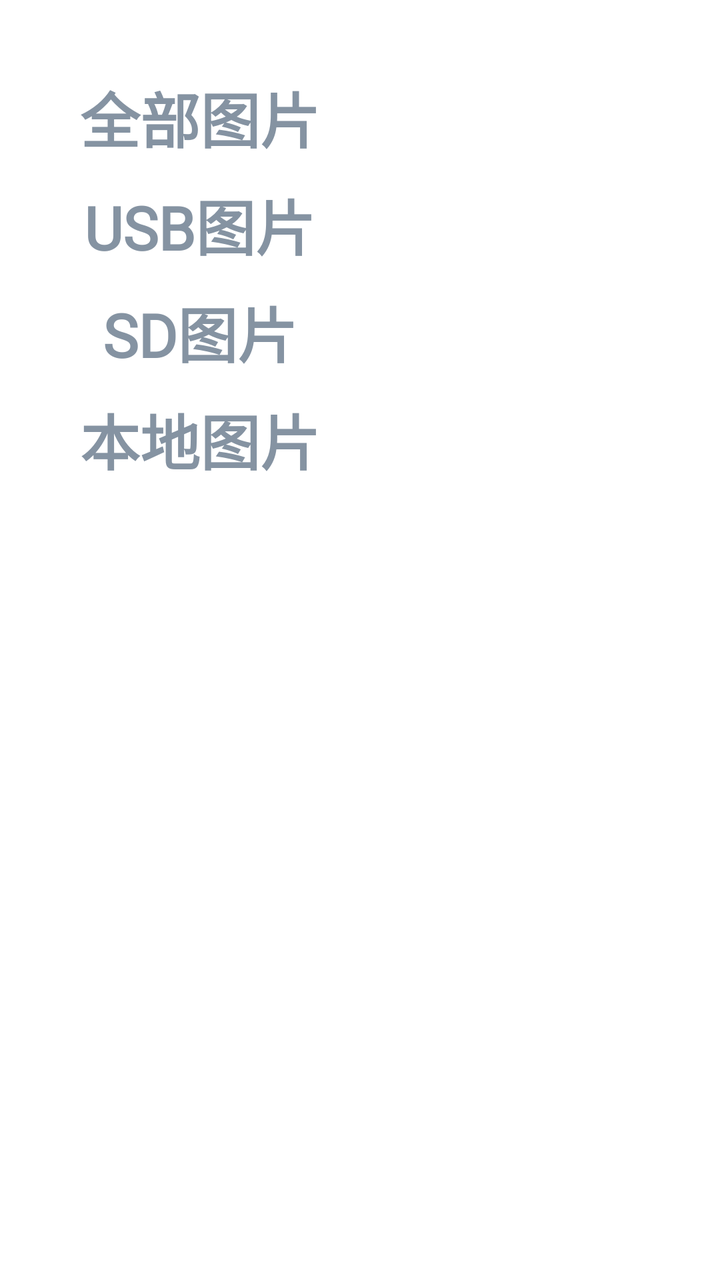
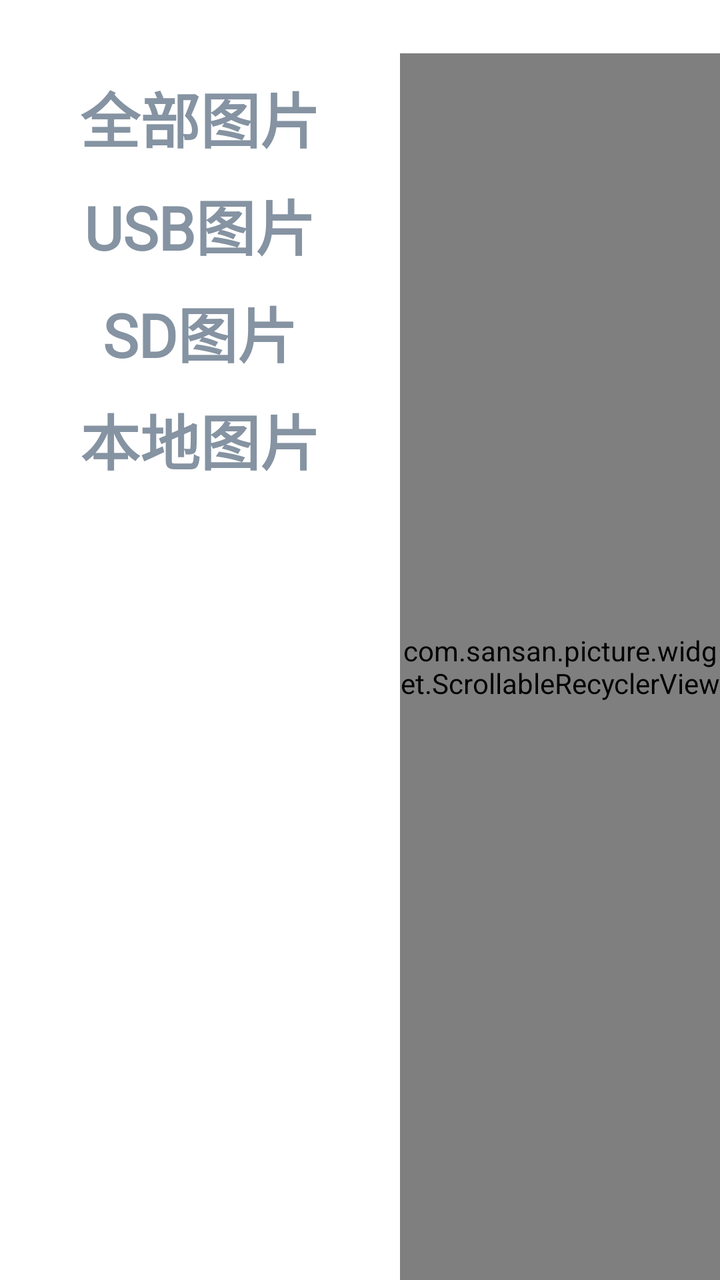

Two renders of the same Android screen: before a commit and after it. Below are the layout's source before the change and the commit's diff.
<!-- AndroidManifest.xml: application theme AppTheme -->
<!-- res/layout/activity_main.xml -->
<?xml version="1.0" encoding="utf-8"?>
<LinearLayout xmlns:android="http://schemas.android.com/apk/res/android"
    xmlns:app="http://schemas.android.com/apk/res-auto"
    android:layout_width="match_parent"
    android:layout_height="match_parent"
    android:orientation="horizontal"
    android:paddingTop="80px">

    <LinearLayout
        android:layout_width="200dp"
        android:layout_height="match_parent"
        android:gravity="center_horizontal"
        android:orientation="vertical">

        <TextView
            android:id="@+id/tv_all_picture"
            android:layout_width="wrap_content"
            android:layout_height="wrap_content"
            android:layout_marginTop="10dp"
            android:fontFamily="@font/alibabapuhuiti_3_65_medium"
            android:text="全部图片"
            android:textColor="@color/color_8593A2"
            android:textSize="30sp"
            android:textStyle="bold" />

        <TextView
            android:id="@+id/tv_usb_picture"
            android:layout_width="wrap_content"
            android:layout_height="wrap_content"
            android:layout_marginTop="10dp"
            android:fontFamily="@font/alibabapuhuiti_3_65_medium"
            android:text="USB图片"
            android:textColor="@color/color_8593A2"
            android:textSize="30sp"
            android:textStyle="bold" />

        <TextView
            android:id="@+id/tv_sd_picture"
            android:layout_width="wrap_content"
            android:layout_height="wrap_content"
            android:layout_marginTop="10dp"
            android:fontFamily="@font/alibabapuhuiti_3_65_medium"
            android:text="SD图片"
            android:textColor="@color/color_8593A2"
            android:textSize="30sp"
            android:textStyle="bold" />

        <TextView
            android:id="@+id/tv_local_picture"
            android:layout_width="wrap_content"
            android:layout_height="wrap_content"
            android:layout_marginTop="10dp"
            android:fontFamily="@font/alibabapuhuiti_3_65_medium"
            android:text="本地图片"
            android:textColor="@color/color_8593A2"
            android:textSize="30sp"
            android:textStyle="bold" />

    </LinearLayout>


    <androidx.recyclerview.widget.RecyclerView
        android:id="@+id/rv_picture"
        android:layout_width="match_parent"
        android:layout_height="match_parent"
        android:paddingRight="10dp"
        android:fadeScrollbars="false"
        android:orientation="vertical"
        android:overScrollMode="never"
        android:scrollbarSize="16dp"
        android:scrollbars="vertical" />


</LinearLayout>
<!-- resources referenced by this layout -->
<resources>
  <color name="color_8593A2">#8593A2</color>
  <style name="AppTheme" parent="Theme.AppCompat.Light.NoActionBar">
  
          <item name="colorPrimary">@color/color_transparent</item>
          <item name="colorPrimaryDark">@color/color_transparent</item>
          <item name="colorAccent">@color/color_transparent</item>
          <item name="android:windowBackground">@color/white</item>
  
          <item name="android:windowTranslucentNavigation">false</item>
          <item name="android:windowTranslucentStatus">false</item>
          <item name="android:windowIsTranslucent">false</item>
  
          <item name="android:windowAnimationStyle">@style/Animation</item>
  
      </style>
  <color name="color_transparent">#00000000</color>
  <color name="white">#FFFFFFFF</color>
  <style name="Animation">
          <item name="android:activityOpenEnterAnimation">@null</item>
          <item name="android:activityOpenExitAnimation">@null</item>
          <item name="android:activityCloseEnterAnimation">@null</item>
          <item name="android:activityCloseExitAnimation">@null</item>
          <item name="android:taskOpenEnterAnimation">@null</item>
          <item name="android:taskOpenExitAnimation">@null</item>
          <item name="android:taskCloseEnterAnimation">@null</item>
          <item name="android:taskCloseExitAnimation">@null</item>
          <item name="android:taskToFrontEnterAnimation">@null</item>
          <item name="android:taskToFrontExitAnimation">@null</item>
          <item name="android:taskToBackEnterAnimation">@null</item>
          <item name="android:taskToBackExitAnimation">@null</item>
      </style>
</resources>

<!-- the commit's change to res/layout/activity_main.xml (unified diff, before → after) -->
@@ -59,16 +59,21 @@
     </LinearLayout>
 
 
-    <androidx.recyclerview.widget.RecyclerView
+
+
+
+
+
+
+
+
+
+
+
+    <com.sansan.picture.widget.ScrollableRecyclerView
         android:id="@+id/rv_picture"
         android:layout_width="match_parent"
-        android:layout_height="match_parent"
-        android:paddingRight="10dp"
-        android:fadeScrollbars="false"
-        android:orientation="vertical"
-        android:overScrollMode="never"
-        android:scrollbarSize="16dp"
-        android:scrollbars="vertical" />
+        android:layout_height="match_parent" />
 
 
 </LinearLayout>
